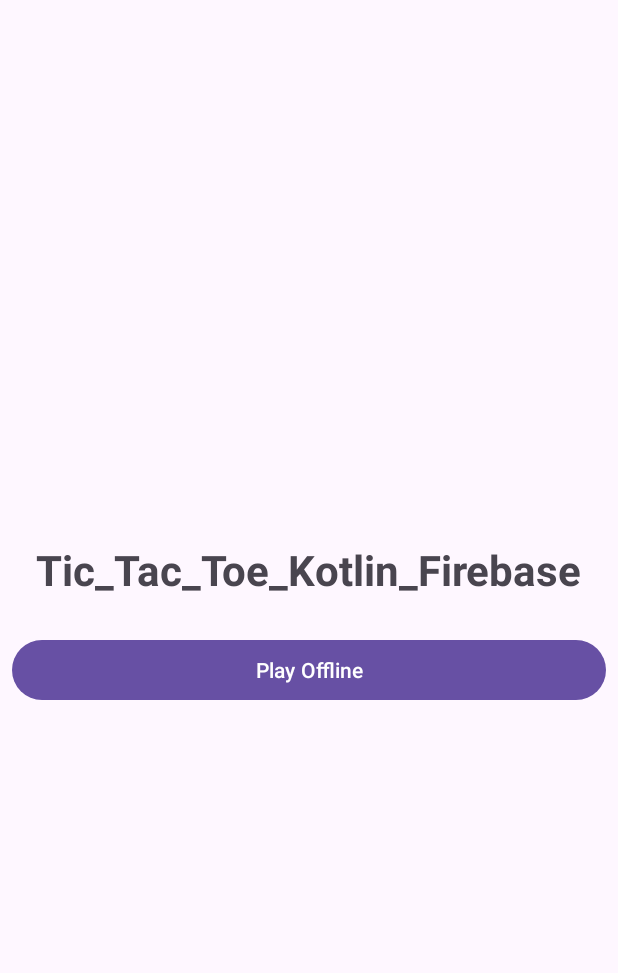
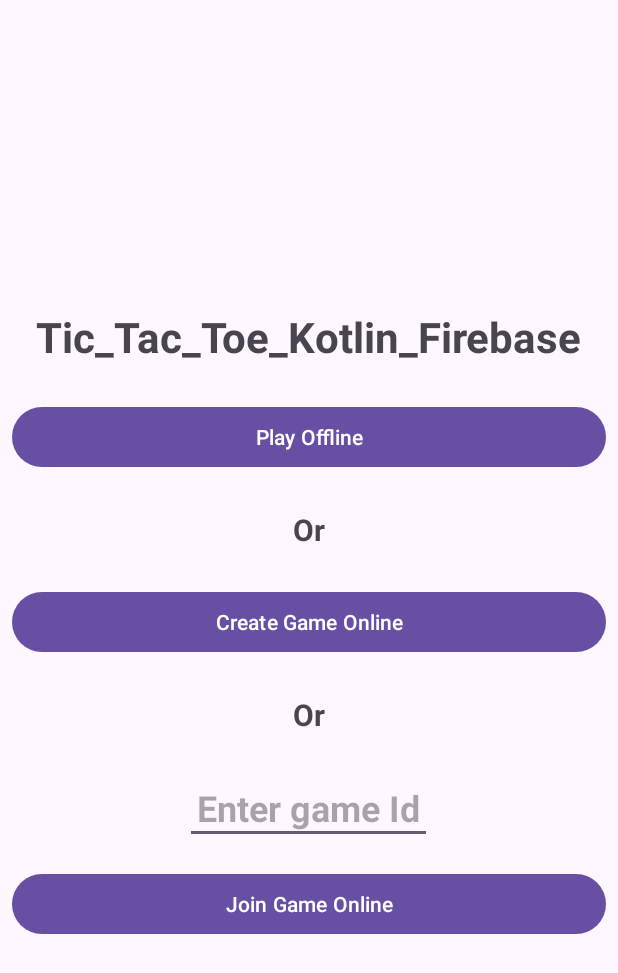
Before and after one commit to dusenkot/Tic_Tac_Toe_Kotlin_-Firebase, an Android app: the screen it shows after launch (MainActivity), on a phone screen of 412 x 824 dp. Shown: the top 973 px of the screen. Run offline under Robolectric (Android 15) with nearby library versions, the phone set to English and light mode, and no system bars; our stand-ins replace Firebase (no records; nobody signed in at launch, a user with empty details on screens opened directly).

Commit message:
init:project

```diff
--- a/app/build.gradle.kts
+++ b/app/build.gradle.kts
@@ -1,6 +1,7 @@
 plugins {
     alias(libs.plugins.androidApplication)
     alias(libs.plugins.jetbrainsKotlinAndroid)
+    id("com.google.gms.google-services")
 }
 
 android {
@@ -45,6 +46,7 @@ dependencies {
     implementation(libs.material)
     implementation(libs.androidx.activity)
     implementation(libs.androidx.constraintlayout)
+    implementation(libs.firebase.firestore)
     testImplementation(libs.junit)
     androidTestImplementation(libs.androidx.junit)
     androidTestImplementation(libs.androidx.espresso.core)
--- a/app/src/main/res/layout/activity_main.xml
+++ b/app/src/main/res/layout/activity_main.xml
@@ -25,6 +25,48 @@
         android:text="Play Offline"
         android:layout_margin="8dp"
         android:padding="8dp"/>
+    <TextView
+        android:layout_width="wrap_content"
+        android:layout_height="wrap_content"
+        android:text="Or"
+        android:textStyle="bold"
+        android:textSize="20sp"
+        android:layout_margin="8dp"
+        android:padding="8dp"/>
 
+    <Button
+        android:layout_width="match_parent"
+        android:layout_height="wrap_content"
+        android:id="@+id/create_online_game_btn"
+        android:text="Create Game Online"
+        android:layout_margin="8dp"
+        android:padding="8dp"/>
+
+    <TextView
+        android:layout_width="wrap_content"
+        android:layout_height="wrap_content"
+        android:text="Or"
+        android:textStyle="bold"
+        android:textSize="20sp"
+        android:layout_margin="8dp"
+        android:padding="8dp"/>
+    <EditText
+        android:layout_width="wrap_content"
+        android:layout_height="wrap_content"
+        android:id="@+id/game_id_input"
+        android:textSize="24sp"
+        android:textStyle="bold"
+        android:layout_margin="8dp"
+        android:inputType="number"
+        android:padding="8dp"
+        android:hint="Enter game Id"/>
+
+    <Button
+        android:layout_width="match_parent"
+        android:layout_height="wrap_content"
+        android:id="@+id/join_online_play_btn"
+        android:text="Join Game Online"
+        android:layout_margin="8dp"
+        android:padding="8dp"/>
 
 </LinearLayout>
--- a/build.gradle.kts
+++ b/build.gradle.kts
@@ -1,3 +1,8 @@
+buildscript {
+    dependencies {
+        classpath(libs.google.services)
+    }
+}
 // Top-level build file where you can add configuration options common to all sub-projects/modules.
 plugins {
     alias(libs.plugins.androidApplication) apply false
--- a/gradle/libs.versions.toml
+++ b/gradle/libs.versions.toml
@@ -9,6 +9,8 @@ appcompat = "1.6.1"
 material = "1.10.0"
 activity = "1.8.0"
 constraintlayout = "2.1.4"
+googleServices = "4.4.1"
+firebaseFirestore = "24.11.0"
 
 [libraries]
 androidx-core-ktx = { group = "androidx.core", name = "core-ktx", version.ref = "coreKtx" }
@@ -19,6 +21,8 @@ androidx-appcompat = { group = "androidx.appcompat", name = "appcompat", version
 material = { group = "com.google.android.material", name = "material", version.ref = "material" }
 androidx-activity = { group = "androidx.activity", name = "activity", version.ref = "activity" }
 androidx-constraintlayout = { group = "androidx.constraintlayout", name = "constraintlayout", version.ref = "constraintlayout" }
+google-services = { group = "com.google.gms", name = "google-services", version.ref = "googleServices" }
+firebase-firestore = { group = "com.google.firebase", name = "firebase-firestore", version.ref = "firebaseFirestore" }
 
 [plugins]
 androidApplication = { id = "com.android.application", version.ref = "agp" }
```
Also changed, not shown: app/src/main/java/com/example/tic_tac_toe_kotlin_firebase/GameActivity.kt (+62 -31 lines), app/src/main/java/com/example/tic_tac_toe_kotlin_firebase/GameData.kt (+25 -1 lines), app/src/main/java/com/example/tic_tac_toe_kotlin_firebase/GameModel.kt (+5 -4 lines), app/src/main/java/com/example/tic_tac_toe_kotlin_firebase/MainActivity.kt (+55 -9 lines), 1 other file.
